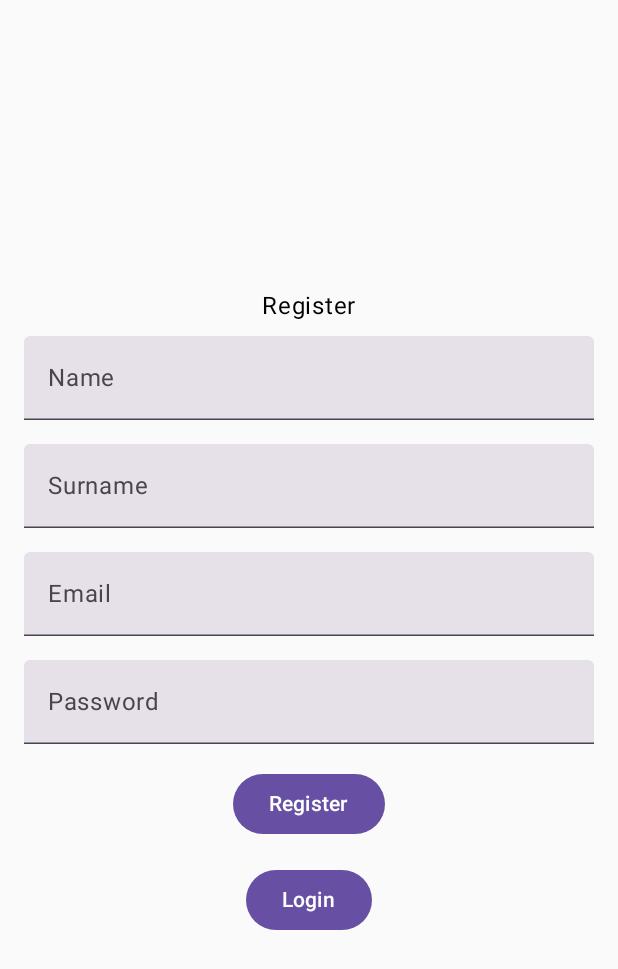
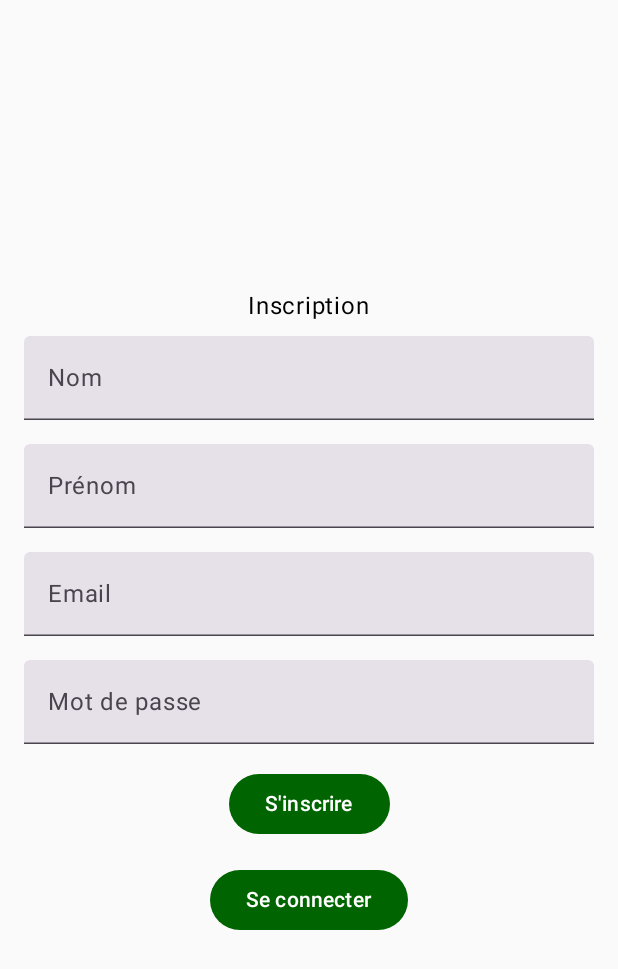
Before and after one commit to doriangilbert/ProjetIFT717, an Android app built with Jetpack Compose: the RegisterScreen screen opened through its navigation route, on a phone screen of 412 x 824 dp. Shown: the top 969 px of the screen. Run offline under Robolectric (Android 15) with nearby library versions, the phone set to English and light mode, and no system bars; libraries missing offline, so code that uses them is left out: io.socket.client; pictures from the network do not load.

Commit message:
Corrections mineures de couleurs et de langue

```diff
--- a/projetift717_client_android/app/src/main/java/com/example/projetift717/view/LoginView.kt
+++ b/projetift717_client_android/app/src/main/java/com/example/projetift717/view/LoginView.kt
@@ -7,12 +7,14 @@ import androidx.compose.foundation.layout.fillMaxWidth
 import androidx.compose.foundation.layout.padding
 import androidx.compose.foundation.text.KeyboardOptions
 import androidx.compose.material3.Button
+import androidx.compose.material3.ButtonDefaults
 import androidx.compose.material3.Text
 import androidx.compose.material3.TextField
 import androidx.compose.runtime.Composable
 import androidx.compose.runtime.*
 import androidx.compose.ui.Alignment
 import androidx.compose.ui.Modifier
+import androidx.compose.ui.graphics.Color
 import androidx.compose.ui.text.input.KeyboardType
 import androidx.compose.ui.text.input.PasswordVisualTransformation
 import androidx.compose.ui.unit.dp
@@ -40,7 +42,7 @@ fun LoginScreen(vm: UserViewModel, navController: NavController, context: MainAc
         horizontalAlignment = Alignment.CenterHorizontally,
         verticalArrangement = Arrangement.Center
     ) {
-        Text("Login")
+        Text("Connexion")
         TextField(
             value = email,
             onValueChange = { email = it },
@@ -51,7 +53,7 @@ fun LoginScreen(vm: UserViewModel, navController: NavController, context: MainAc
         TextField(
             value = password,
             onValueChange = { password = it },
-            label = { Text("Password") },
+            label = { Text("Mot de passe") },
             modifier = Modifier.fillMaxWidth().padding(vertical = 8.dp),
             visualTransformation = PasswordVisualTransformation()
         )
@@ -59,15 +61,17 @@ fun LoginScreen(vm: UserViewModel, navController: NavController, context: MainAc
             onClick = {
                 vm.login(email, password)
             },
-            modifier = Modifier.padding(vertical = 8.dp)
+            modifier = Modifier.padding(vertical = 8.dp),
+            colors = ButtonDefaults.buttonColors(containerColor = Color(0xFF006400))
         ) {
-            Text("Login")
+            Text("Se connecter")
         }
         Button(
             onClick = { navController.navigate("Register") },
-            modifier = Modifier.padding(vertical = 8.dp)
+            modifier = Modifier.padding(vertical = 8.dp),
+            colors = ButtonDefaults.buttonColors(containerColor = Color(0xFF006400))
         ) {
-            Text("Register")
+            Text("S'inscrire")
         }
     }
 }
--- a/projetift717_client_android/app/src/main/java/com/example/projetift717/view/RegisterView.kt
+++ b/projetift717_client_android/app/src/main/java/com/example/projetift717/view/RegisterView.kt
@@ -7,6 +7,7 @@ import androidx.compose.foundation.layout.fillMaxWidth
 import androidx.compose.foundation.layout.padding
 import androidx.compose.foundation.text.KeyboardOptions
 import androidx.compose.material3.Button
+import androidx.compose.material3.ButtonDefaults
 import androidx.compose.material3.Text
 import androidx.compose.material3.TextField
 import androidx.compose.runtime.Composable
@@ -16,6 +17,7 @@ import androidx.compose.runtime.remember
 import androidx.compose.runtime.setValue
 import androidx.compose.ui.Alignment
 import androidx.compose.ui.Modifier
+import androidx.compose.ui.graphics.Color
 import androidx.compose.ui.text.input.KeyboardType
 import androidx.compose.ui.text.input.PasswordVisualTransformation
 import androidx.compose.ui.unit.dp
@@ -44,17 +46,17 @@ fun RegisterScreen(vm: UserViewModel, navController: NavController) {
         horizontalAlignment = Alignment.CenterHorizontally,
         verticalArrangement = Arrangement.Center
     ) {
-        Text("Register")
+        Text("Inscription")
         TextField(
             value = name,
             onValueChange = { name = it },
-            label = { Text("Name") },
+            label = { Text("Nom") },
             modifier = Modifier.fillMaxWidth().padding(vertical = 8.dp),
         )
         TextField(
             value = surname,
             onValueChange = { surname = it },
-            label = { Text("Surname") },
+            label = { Text("Prénom") },
             modifier = Modifier.fillMaxWidth().padding(vertical = 8.dp),
         )
         TextField(
@@ -67,7 +69,7 @@ fun RegisterScreen(vm: UserViewModel, navController: NavController) {
         TextField(
             value = password,
             onValueChange = { password = it },
-            label = { Text("Password") },
+            label = { Text("Mot de passe") },
             modifier = Modifier.fillMaxWidth().padding(vertical = 8.dp),
             visualTransformation = PasswordVisualTransformation()
         )
@@ -77,15 +79,17 @@ fun RegisterScreen(vm: UserViewModel, navController: NavController) {
                 vm.register(name, surname, email, password)
                 navController.navigate("Login")
             },
-            modifier = Modifier.padding(vertical = 8.dp)
+            modifier = Modifier.padding(vertical = 8.dp),
+            colors = ButtonDefaults.buttonColors(containerColor = Color(0xFF006400))
         ) {
-            Text("Register")
+            Text("S'inscrire")
         }
         Button(
             onClick = { navController.navigate("Login") },
-            modifier = Modifier.padding(vertical = 8.dp)
+            modifier = Modifier.padding(vertical = 8.dp),
+            colors = ButtonDefaults.buttonColors(containerColor = Color(0xFF006400))
         ) {
-            Text("Login")
+            Text("Se connecter")
         }
     }
 }
```
Also changed, not shown: projetift717_client_android/app/src/main/java/com/example/projetift717/view/EventDetailsView.kt (+6 -3 lines), projetift717_client_android/app/src/main/java/com/example/projetift717/view/MapView.kt (+4 -4 lines), projetift717_client_android/app/src/main/java/com/example/projetift717/view/PaymentView.kt (+6 -3 lines), projetift717_client_android/app/src/main/java/com/example/projetift717/view/ProfileView.kt (+4 -4 lines).
